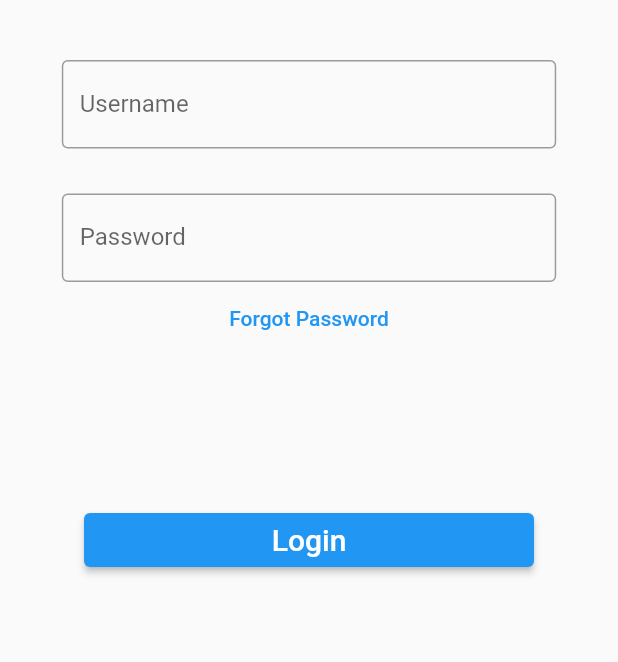
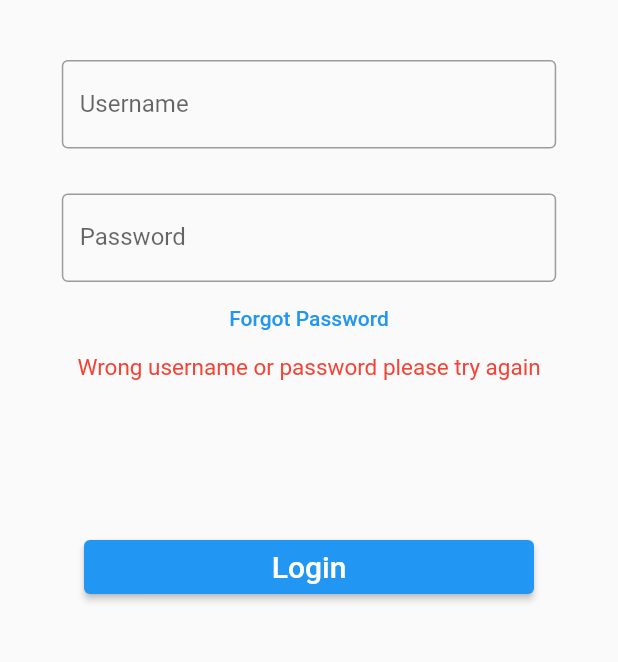
Before and after one commit to N0rt00/work_experience, a Flutter app: the screen it shows after launch, after a tap on "Login", on a phone screen of 412 x 824 dp, the part 516-1178 px from its top. Run offline on Flutter 3.47's test engine with Material 2 defaults, Android fonts, the phone set to English and light mode, and no system bars.

Commit message:
added wrong password text + updated id system
Added a wrong password text for when password is input incorrectly. Updated ID system so that user can put a '.' in their shopping list

```diff
--- a/lib/main.dart
+++ b/lib/main.dart
@@ -46,7 +46,7 @@ class MyHomePage extends StatefulWidget {
 class _MyHomePageState extends State<MyHomePage> {
   TextEditingController usernameController = TextEditingController();
   TextEditingController passwordController = TextEditingController();
-
+  bool wrongPassword = false;
   _login() {
     setState(() {
       if (usernameController.text == 'user' &&
@@ -54,10 +54,11 @@ class _MyHomePageState extends State<MyHomePage> {
         print('right');
         usernameController.clear();
         passwordController.clear();
+        wrongPassword = false;
         Navigator.push(context,
             MaterialPageRoute(builder: (context) => const SecondPage()));
       } else {
-        print('wrong');
+        wrongPassword = true;
       }
     });
   }
@@ -122,6 +123,13 @@ class _MyHomePageState extends State<MyHomePage> {
                 style: TextStyle(color: Colors.blue),
               ),
             ),
+            Visibility(
+              visible: wrongPassword,
+              child: const Text(
+                'Wrong username or password please try again',
+                style: TextStyle(color: Colors.red, fontSize: 15),
+              ),
+            ),
             const SizedBox(
               height: 100,
             ),
--- a/lib/modify_list.dart
+++ b/lib/modify_list.dart
@@ -1,7 +1,7 @@
 import 'package:flutter/material.dart';
 
 class ModifyPage extends StatefulWidget {
-  final Map<String, bool> items;
+  final Map<List<dynamic>, bool> items;
   const ModifyPage({super.key, required this.items});
   @override
   State<ModifyPage> createState() => _ModifyPageState();
@@ -45,7 +45,7 @@ class _ModifyPageState extends State<ModifyPage> {
                   _pressed(i);
                 },
                 child: Text(
-                  i.split('.')[0],
+                  i[0],
                   style: const TextStyle(color: Colors.red, fontSize: 16),
                 ),
               )
```
Also changed, not shown: lib/page2.dart (+24 -25 lines).
